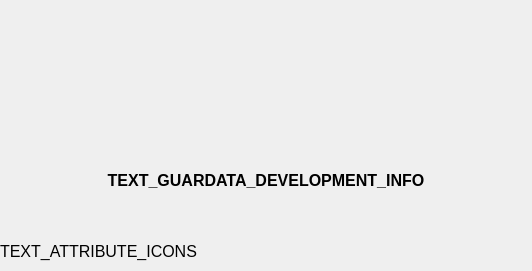
The window that parsec/core/gui/forms/about_widget.ui (bitlogik/guardata) describes before a commit, drawn with Qt 5.
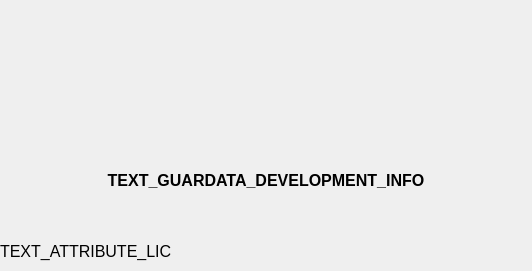
The same window after the commit. Icons and pictures are not drawn.

```diff
--- a/parsec/core/gui/forms/about_widget.ui
+++ b/parsec/core/gui/forms/about_widget.ui
@@ -127,7 +127,7 @@
       </font>
      </property>
      <property name="text">
-      <string>TEXT_ATTRIBUTE_ICONS</string>
+      <string>TEXT_ATTRIBUTE_LIC</string>
      </property>
     </widget>
    </item>
```
